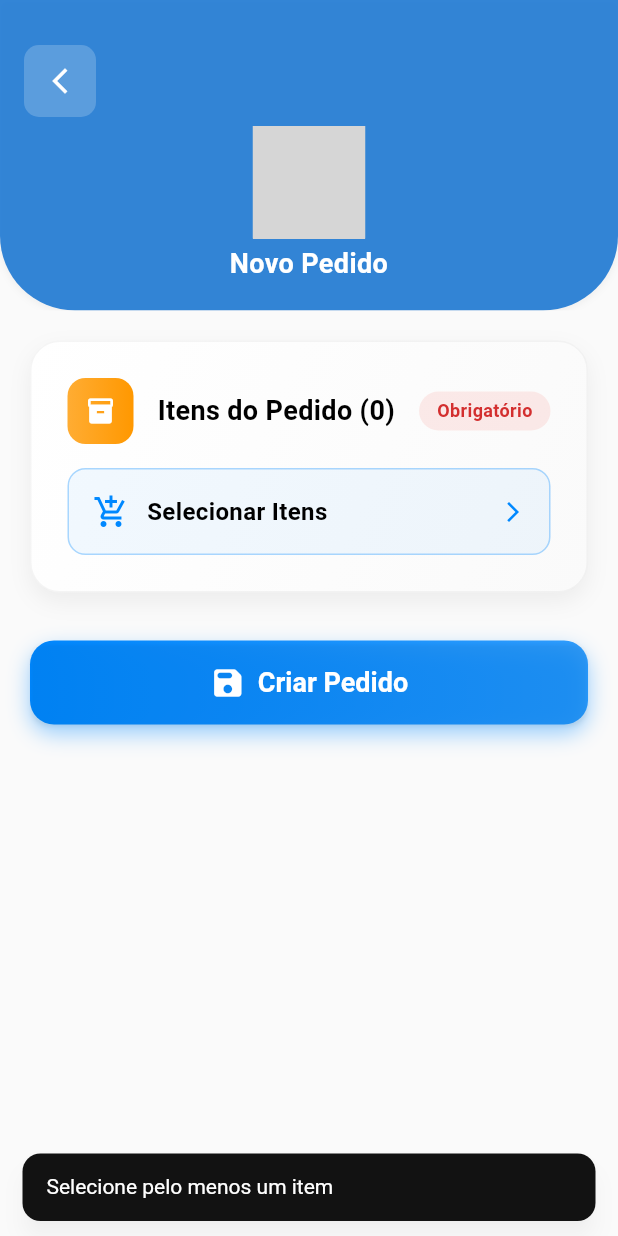
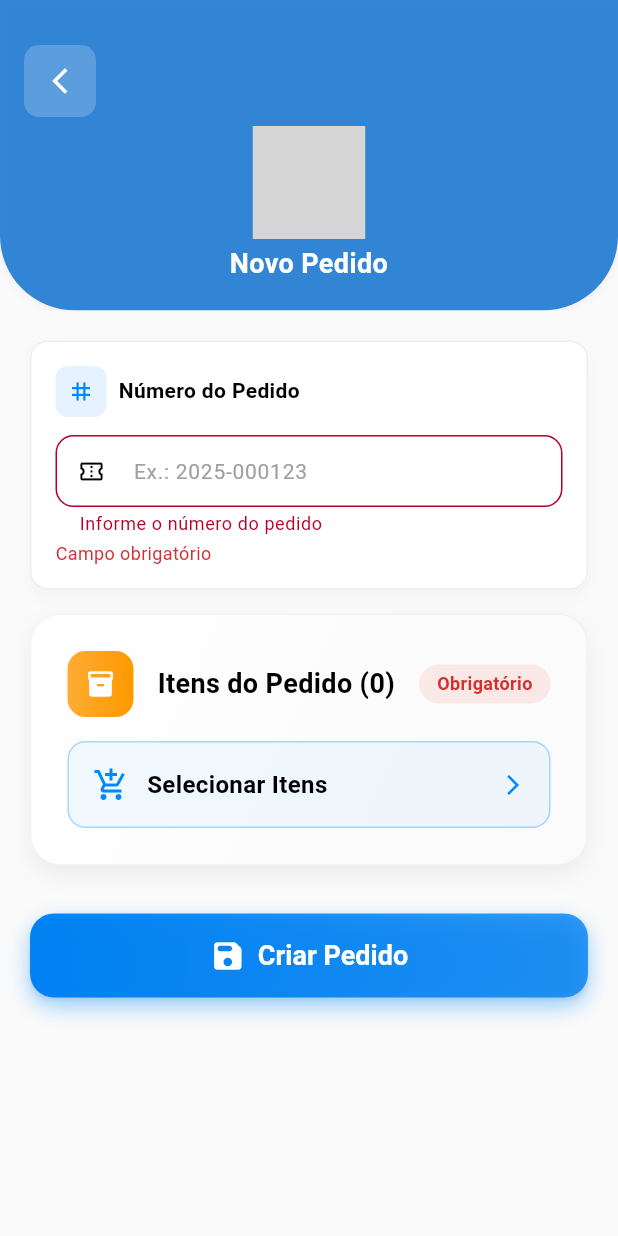
Before and after one commit to Code-Nine-FTC/MobileInterface-2025.2, a Flutter app: the OrderFormPage screen opened by its route, after a tap on "Selecionar Itens", after a tap on "Criar Pedido", on a phone screen of 412 x 824 dp. Run offline on Flutter 3.47's test engine with Material 3 defaults, Android fonts, the phone set to English and light mode, and no system bars; our stand-ins replace cross_file, diacritic, dio, equatable, flutter_bloc, flutter_secure_storage and 6 more; missing offline and left inert: mobile_scanner; accounts and stored records are empty; network calls fail; grey boxes are pictures that could not be loaded.

Commit message:
feat: adção do numero manual do pedido

```diff
--- a/lib/data/api/order_api_data_source.dart
+++ b/lib/data/api/order_api_data_source.dart
@@ -69,14 +69,17 @@ class OrderApiDataSource extends BaseApiService {
     required Map<String, int> itemQuantities,
     int? sectionId,
     DateTime? withdrawDay,
+    required String orderNumber, // obrigatório: número manual do pedido
   }) async {
     // Fluxo sem fornecedor: envia apenas itemQuantities e opcionais sectionId/withdrawDay
     final payload = {
       'itemQuantities': itemQuantities,
       if (sectionId != null) 'sectionId': sectionId,
       if (withdrawDay != null) 'withdrawDay': _yyyyMmDd(withdrawDay),
+      'orderNumber': orderNumber.trim(),
     };
     print('[OrderApiDataSource] POST /orders payload: $payload');
+    try {
       final response = await post('/orders', data: payload);
       print('[OrderApiDataSource] createOrder status=${response.statusCode} data=${response.data}');
       if (response.statusCode == 200 || response.statusCode == 201) {
@@ -84,6 +87,16 @@ class OrderApiDataSource extends BaseApiService {
         return null;
       }
       throw Exception('Erro ao criar pedido: ${response.data}');
+    } on DioException catch (e) {
+      final code = e.response?.statusCode;
+      final data = e.response?.data;
+      final msg = data?.toString() ?? e.message ?? 'Erro desconhecido ao criar pedido';
+      if (code == 409) {
+        throw Exception('Número do pedido já existente. Escolha outro.');
+      }
+      // Não tentamos criar sem orderNumber porque ele é obrigatório no app.
+      throw Exception('Erro ao criar pedido: $msg');
+    }
   }
 
   Future<Order?> updateOrderStatus({
--- a/lib/domain/entities/order.dart
+++ b/lib/domain/entities/order.dart
@@ -2,6 +2,7 @@ import 'package:meta/meta.dart';
 
 class Order {
   final int id;
+  final String? orderNumber;
   final DateTime withdrawDay;
   final String status;
   final DateTime createdAt;
@@ -14,6 +15,7 @@ class Order {
 
   Order({
     required this.id,
+    this.orderNumber,
     required this.withdrawDay,
     required this.status,
     required this.createdAt,
@@ -41,6 +43,7 @@ class Order {
     }
     return Order(
       id: json['id'] is int ? json['id'] : int.tryParse(json['id']?.toString() ?? '') ?? 0,
+      orderNumber: json['orderNumber']?.toString() ?? json['numeroPedido']?.toString(),
       withdrawDay: json['withdrawDay'] != null ? DateTime.tryParse(json['withdrawDay'].toString()) ?? DateTime(2000) : DateTime(2000),
       status: json['status']?.toString() ?? '',
       createdAt: json['createdAt'] != null ? DateTime.tryParse(json['createdAt'].toString()) ?? DateTime(2000) : DateTime(2000),
@@ -60,6 +63,7 @@ class Order {
 
   Map<String, dynamic> toJson() => {
         'id': id,
+    'orderNumber': orderNumber,
         'withdrawDay': withdrawDay.toIso8601String(),
         'status': status,
         'createdAt': createdAt.toIso8601String(),
--- a/lib/presentation/pages/order/order_detail_page.dart
+++ b/lib/presentation/pages/order/order_detail_page.dart
@@ -517,7 +517,11 @@ import '../../components/navBar.dart';
       },
     ),
     body: StandardScreen(
-      title: _order != null ? 'Pedido #${_order!.id}' : 'Detalhes do Pedido',
+    title: _order != null
+      ? (_order!.orderNumber != null && _order!.orderNumber!.isNotEmpty
+        ? 'Pedido ${_order!.orderNumber}'
+        : 'Pedido #${_order!.id}')
+      : 'Detalhes do Pedido',
       child: _isLoading
           ? const Center(
               child: Column(
--- a/lib/presentation/pages/order/order_form_page.dart
+++ b/lib/presentation/pages/order/order_form_page.dart
@@ -15,6 +15,7 @@ class OrderFormPage extends StatefulWidget {
 }
 
 class _OrderFormPageState extends State<OrderFormPage> {
+  final TextEditingController _orderNumberController = TextEditingController();
   void _onSavePressed() {
     _saveOrder();
   }
@@ -52,6 +53,7 @@ class _OrderFormPageState extends State<OrderFormPage> {
 
   @override
   void dispose() {
+  _orderNumberController.dispose();
   // _statusController.dispose();
     super.dispose();
   }
@@ -296,6 +298,7 @@ class _OrderFormPageState extends State<OrderFormPage> {
       if (widget.order == null) {
         await api.createOrder(
           itemQuantities: itemQuantities,
+          orderNumber: _orderNumberController.text.trim(),
         );
       } else {
         await api.updateOrderItems(
@@ -344,6 +347,56 @@ class _OrderFormPageState extends State<OrderFormPage> {
                 child: Column(
                   crossAxisAlignment: CrossAxisAlignment.stretch,
                   children: [
+                    // Número manual do pedido (opcional)
+                    Container(
+                      margin: const EdgeInsets.only(bottom: 16),
+                      padding: const EdgeInsets.all(16),
+                      decoration: BoxDecoration(
+                        color: Colors.white,
+                        borderRadius: BorderRadius.circular(12),
+                        border: Border.all(color: Colors.grey[200]!),
+                        boxShadow: [
+                          BoxShadow(color: Colors.black.withOpacity(0.03), blurRadius: 8, offset: const Offset(0, 4)),
+                        ],
+                      ),
+                      child: Column(
+                        crossAxisAlignment: CrossAxisAlignment.start,
+                        children: [
+                          Row(
+                            children: [
+                              Container(
+                                padding: const EdgeInsets.all(8),
+                                decoration: BoxDecoration(
+                                  color: AppColors.infoLight.withValues(alpha: 0.1),
+                                  borderRadius: BorderRadius.circular(8),
+                                ),
+                                child: Icon(Icons.tag, color: AppColors.infoLight, size: 18),
+                              ),
+                              const SizedBox(width: 8),
+                              const Text('Número do Pedido', style: TextStyle(fontWeight: FontWeight.w600)),
+                            ],
+                          ),
+                          const SizedBox(height: 12),
+                          TextFormField(
+                            controller: _orderNumberController,
+                            decoration: const InputDecoration(
+                              hintText: 'Ex.: 2025-000123',
+                              border: OutlineInputBorder(borderRadius: BorderRadius.all(Radius.circular(10))),
+                              isDense: true,
+                              prefixIcon: Icon(Icons.confirmation_number_outlined),
+                            ),
+                            validator: (v) {
+                              if (v == null || v.trim().isEmpty) {
+                                return 'Informe o número do pedido';
+                              }
+                              return null;
+                            },
+                          ),
+                          const SizedBox(height: 6),
+                          Text('Campo obrigatório', style: TextStyle(fontSize: 12, color: Colors.red[700])),
+                        ],
+                      ),
+                    ),
                     // ... Removido card de status e data de retirada ...
 
                     // Card Itens
--- a/lib/presentation/pages/order/order_management_page.dart
+++ b/lib/presentation/pages/order/order_management_page.dart
@@ -551,9 +551,11 @@ class _OrderManagementPageState extends State<OrderManagementPage> {
                                               child: Column(
                                                 crossAxisAlignment: CrossAxisAlignment.start,
                                                 children: [
-                                                  // ID do pedido
+                                                  // Número do pedido (preferir orderNumber, fallback para id)
                                                   Text(
-                                                    'Pedido #${order.id}',
+                                                    (order.orderNumber != null && order.orderNumber!.isNotEmpty)
+                                                        ? 'Pedido ${order.orderNumber}'
+                                                        : 'Pedido #${order.id}',
                                                     style: TextStyle(
                                                       fontSize: 18,
                                                       fontWeight: FontWeight.bold,
```
Lines whose indentation alone changed are shown as unchanged.
